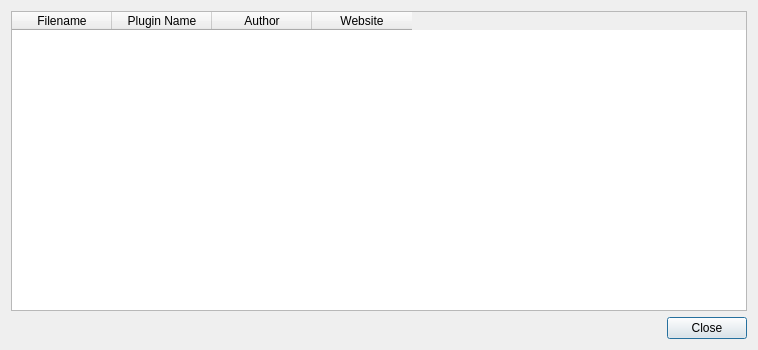
eteran/edb-debugger, file src/DialogPlugins.ui: the form before one commit.
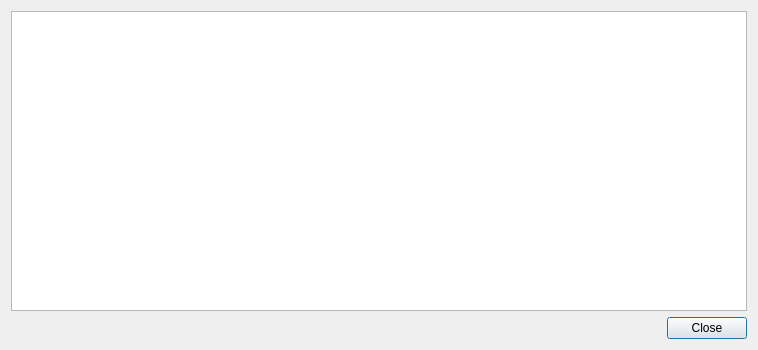
The form after the commit.

```diff
--- a/src/DialogPlugins.ui
+++ b/src/DialogPlugins.ui
@@ -14,8 +14,18 @@
    <string>Plugins</string>
   </property>
   <layout class="QGridLayout" name="gridLayout">
+   <item row="1" column="0">
+    <widget class="QDialogButtonBox" name="button_box">
+     <property name="orientation">
+      <enum>Qt::Horizontal</enum>
+     </property>
+     <property name="standardButtons">
+      <set>QDialogButtonBox::Close</set>
+     </property>
+    </widget>
+   </item>
    <item row="0" column="0">
-    <widget class="QTableWidget" name="plugins_table">
+    <widget class="QTableView" name="plugins_table">
      <property name="editTriggers">
       <set>QAbstractItemView::NoEditTriggers</set>
      </property>
@@ -28,38 +38,8 @@
      <property name="selectionBehavior">
       <enum>QAbstractItemView::SelectRows</enum>
      </property>
-     <attribute name="verticalHeaderVisible">
-      <bool>false</bool>
-     </attribute>
-     <column>
-      <property name="text">
-       <string>Filename</string>
-      </property>
-     </column>
-     <column>
-      <property name="text">
-       <string>Plugin Name</string>
-      </property>
-     </column>
-     <column>
-      <property name="text">
-       <string>Author</string>
-      </property>
-     </column>
-     <column>
-      <property name="text">
-       <string>Website</string>
-      </property>
-     </column>
-    </widget>
-   </item>
-   <item row="1" column="0">
-    <widget class="QDialogButtonBox" name="button_box">
-     <property name="orientation">
-      <enum>Qt::Horizontal</enum>
-     </property>
-     <property name="standardButtons">
-      <set>QDialogButtonBox::Close</set>
+     <property name="sortingEnabled">
+      <bool>true</bool>
      </property>
     </widget>
    </item>
```
